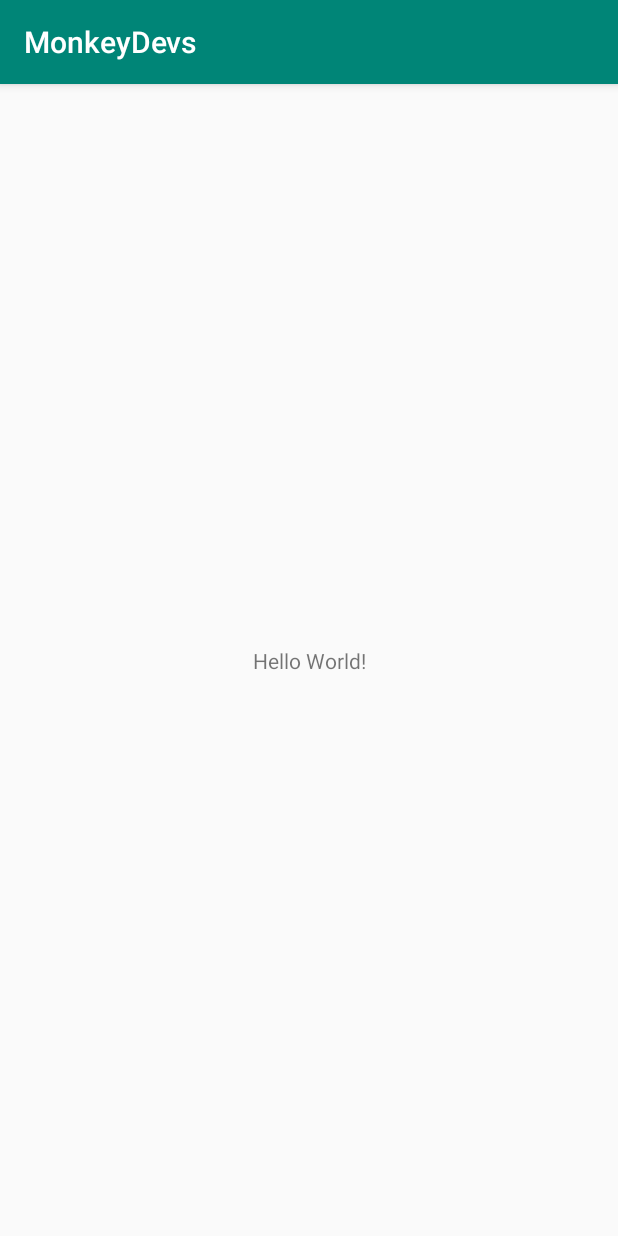
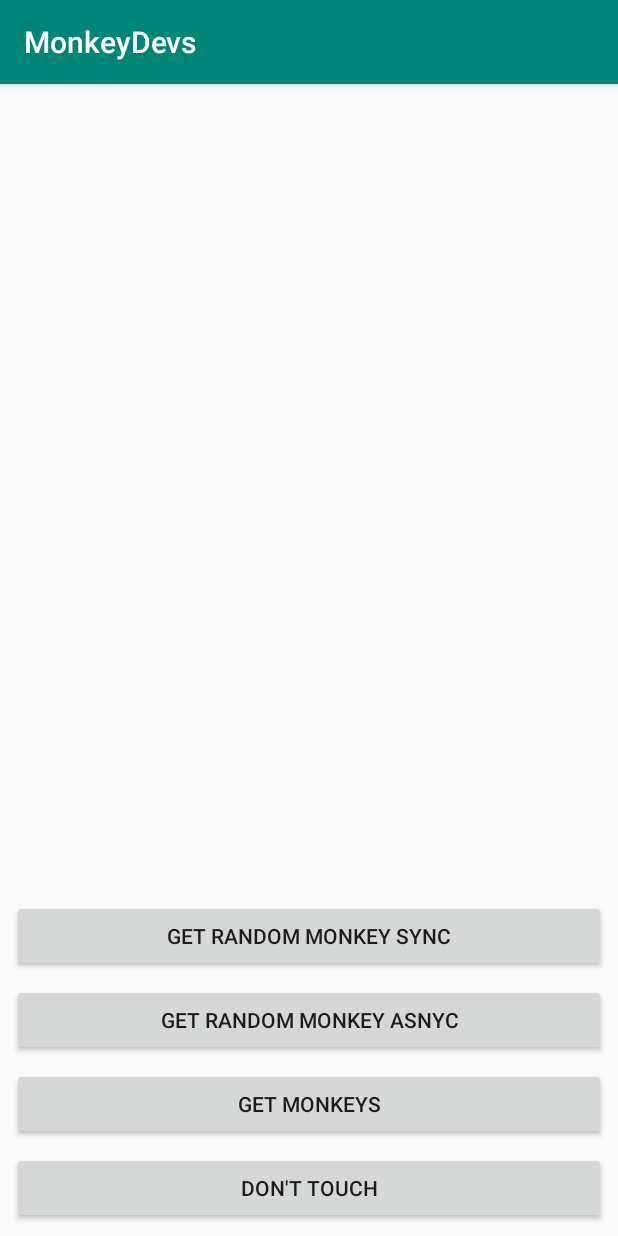
Before and after one commit to johannperez/primavera-xamarin-uy, an Android app: the screen it shows after launch (MainActivity), on a phone screen of 412 x 824 dp. Run offline under Robolectric (Android 15) with nearby library versions, the phone set to English and light mode, and no system bars; libraries missing offline, so code that uses them is left out: monkeyssdk.droid.

Commit message:
Android is working

```diff
--- a/AndroidConsumer/app/src/main/java/com/example/monkeys/monkeydevs/MainActivity.java
+++ b/AndroidConsumer/app/src/main/java/com/example/monkeys/monkeydevs/MainActivity.java
@@ -1,17 +1,98 @@
 package com.example.monkeys.monkeydevs;
 
+import android.content.Context;
+import android.os.AsyncTask;
 import android.support.v7.app.AppCompatActivity;
 import android.os.Bundle;
-import monkeyssdk.monkeyssdk.*;
+import android.util.AttributeSet;
+import android.view.View;
+import android.widget.Button;
+import android.widget.TextView;
+
+import monkeyssdk.droid.*;
+
 
 public class MainActivity extends AppCompatActivity {
+
+    private TextView resultsTextView;
 
     @Override
     protected void onCreate(Bundle savedInstanceState) {
         super.onCreate(savedInstanceState);
         setContentView(R.layout.activity_main);
 
-        String monkey = new MonkeysSDK().getRandomMonkey();
-        MonkeyIterator iterator = new MonkeysSDK().getMonkeyIterator();
+        resultsTextView = findViewById(R.id.restultTextView);
+
+        Button randomMonkeySyncButton = findViewById(R.id.getRandomMonkeySyncButton);
+        randomMonkeySyncButton.setOnClickListener(new View.OnClickListener() {
+            @Override
+            public void onClick(View v) {
+                resultsTextView.setText(new MonkeysSDK().getRandomMonkey());
+            }
+        });
+
+        Button randomMonkeyAsyncButton = findViewById(R.id.getRandomMonkeyAsyncButton);
+        randomMonkeyAsyncButton.setOnClickListener(new View.OnClickListener() {
+            @Override
+            public void onClick(View v) {
+                new GetRandomMonkeyAsyncTask().execute();
+            }
+        });
+
+        Button getmonkeysButton = findViewById(R.id.getMonkeysButton);
+        getmonkeysButton.setOnClickListener(new View.OnClickListener() {
+            @Override
+            public void onClick(View v) {
+                new GetMonkeysAsyncTask().execute();
+            }
+        });
+
+        Button dontTouchButton = findViewById(R.id.dontTouchButton);
+        dontTouchButton.setOnClickListener(new View.OnClickListener() {
+            @Override
+            public void onClick(View v) {
+                try {
+                    new MonkeysSDK().fireMonkeyBomb();
+                }
+                catch (Exception ex)
+                {
+                    resultsTextView.setText("An error ocurred, contact your admin somehow");
+                }
+            }
+        });
     }
+
+    class GetRandomMonkeyAsyncTask extends AsyncTask<Void, Void, String>{
+        @Override
+        protected String doInBackground(Void... voids) {
+            return new MonkeysSDK().getRandomMonkey();
+        }
+
+        @Override
+        protected void onPostExecute(String randomMonkey) {
+            resultsTextView.setText(randomMonkey);
+        }
+    }
+
+    class GetMonkeysAsyncTask extends AsyncTask<Void, Void, String>{
+        @Override
+        protected String doInBackground(Void... voids) {
+            MonkeyIterator monkeys = new MonkeysSDK().getMonkeyIterator();
+
+            String monkeysString = monkeys.getFirst().getName();
+
+            while(monkeys.getNext() != null)
+            {
+                monkeysString += ", " + monkeys.getCurrent().getName();
+            }
+
+            return  monkeysString;
+        }
+
+        @Override
+        protected void onPostExecute(String monkeysString) {
+            resultsTextView.setText(monkeysString);
+        }
+    }
+
 }
--- a/AndroidConsumer/app/src/main/res/layout/activity_main.xml
+++ b/AndroidConsumer/app/src/main/res/layout/activity_main.xml
@@ -7,12 +7,63 @@
     tools:context=".MainActivity">
 
     <TextView
-        android:layout_width="wrap_content"
-        android:layout_height="wrap_content"
-        android:text="Hello World!"
-        app:layout_constraintBottom_toBottomOf="parent"
+        android:id="@+id/restultTextView"
+        android:layout_width="0dp"
+        android:layout_height="0dp"
+        android:layout_marginBottom="8dp"
+        android:textAlignment="center"
+        app:layout_constraintBottom_toTopOf="@+id/getRandomMonkeySyncButton"
         app:layout_constraintLeft_toLeftOf="parent"
         app:layout_constraintRight_toRightOf="parent"
         app:layout_constraintTop_toTopOf="parent" />
 
+    <Button
+        android:id="@+id/dontTouchButton"
+        android:layout_width="0dp"
+        android:layout_height="wrap_content"
+        android:layout_marginStart="8dp"
+        android:layout_marginEnd="8dp"
+        android:layout_marginBottom="8dp"
+        android:text="Don't touch"
+        app:layout_constraintBottom_toBottomOf="parent"
+        app:layout_constraintEnd_toEndOf="parent"
+        app:layout_constraintStart_toStartOf="parent" />
+
+    <Button
+        android:id="@+id/getMonkeysButton"
+        android:layout_width="0dp"
+        android:layout_height="wrap_content"
+        android:layout_marginStart="8dp"
+        android:layout_marginEnd="8dp"
+        android:layout_marginBottom="8dp"
+        android:text="Get Monkeys"
+        app:layout_constraintBottom_toTopOf="@+id/dontTouchButton"
+        app:layout_constraintEnd_toEndOf="parent"
+        app:layout_constraintStart_toStartOf="parent" />
+
+    <Button
+        android:id="@+id/getRandomMonkeyAsyncButton"
+        android:layout_width="0dp"
+        android:layout_height="wrap_content"
+        android:layout_marginStart="8dp"
+        android:layout_marginEnd="8dp"
+        android:layout_marginBottom="8dp"
+        android:text="Get Random Monkey Asnyc"
+        app:layout_constraintBottom_toTopOf="@+id/getMonkeysButton"
+        app:layout_constraintEnd_toEndOf="parent"
+        app:layout_constraintHorizontal_bias="0.502"
+        app:layout_constraintStart_toStartOf="parent" />
+
+    <Button
+        android:id="@+id/getRandomMonkeySyncButton"
+        android:layout_width="0dp"
+        android:layout_height="wrap_content"
+        android:layout_marginStart="8dp"
+        android:layout_marginEnd="8dp"
+        android:layout_marginBottom="8dp"
+        android:text="Get Random Monkey Sync"
+        app:layout_constraintBottom_toTopOf="@+id/getRandomMonkeyAsyncButton"
+        app:layout_constraintEnd_toEndOf="parent"
+        app:layout_constraintStart_toStartOf="parent" />
+
 </android.support.constraint.ConstraintLayout>
```
Also changed, not shown: 7 other files.
